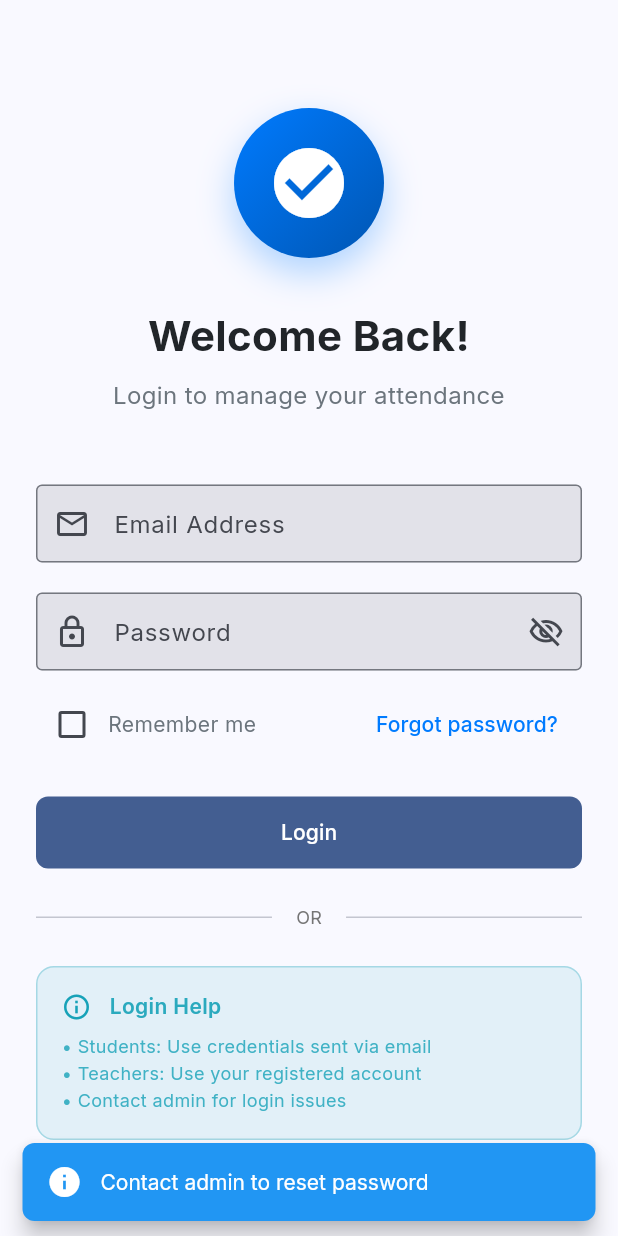
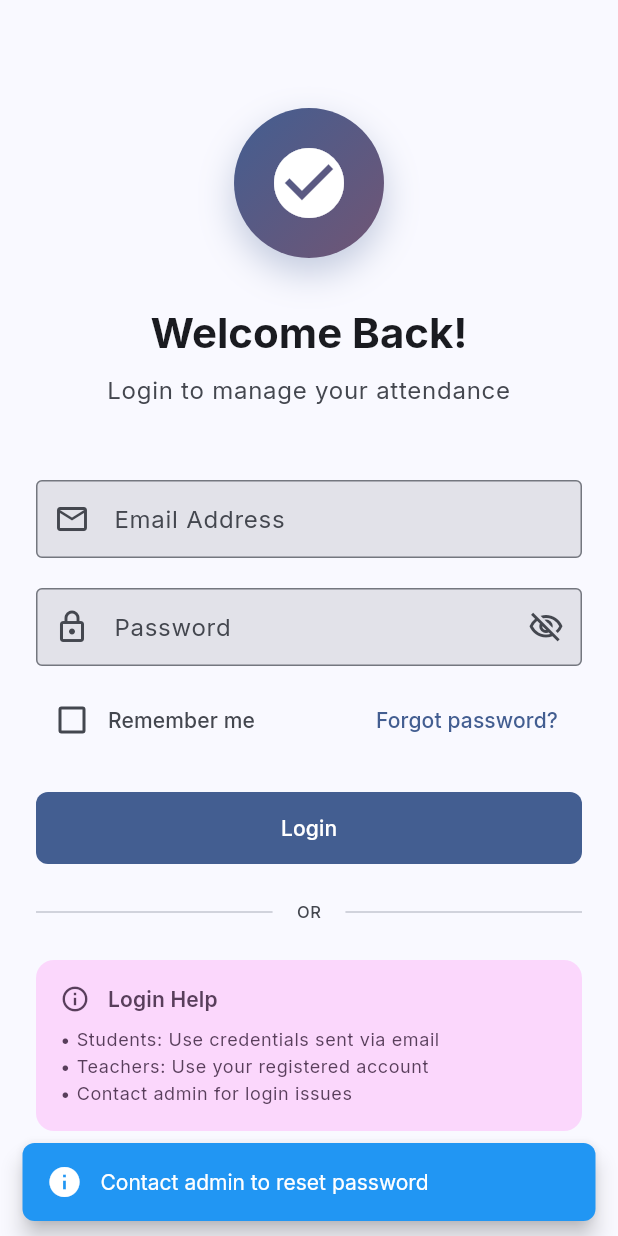
Before and after one commit to Raghav-28-Gupta/attendease-frontend, a Flutter app: the screen it shows after launch, after a tap on "Forgot password?", on a phone screen of 412 x 824 dp. Run offline on Flutter 3.47's test engine with Material 3 defaults, Android fonts, the phone set to English and light mode, and no system bars; drawn by our look-alikes of dynamic_color; our stand-ins replace dartz, dio, file_picker, firebase_core, firebase_messaging, flutter_local_notifications and 10 more; accounts and stored records are empty; generated files the repository leaves out were written again.

Commit message:
improved initial authentication screens for login, change password, and splash.

```diff
--- a/lib/features/auth/presentation/screens/change_password_screen.dart
+++ b/lib/features/auth/presentation/screens/change_password_screen.dart
@@ -1,6 +1,7 @@
 import 'package:flutter/material.dart';
 import 'package:flutter_riverpod/flutter_riverpod.dart';
 import 'package:go_router/go_router.dart';
+import '../../../../core/config/theme/app_spacing.dart';
 import '../../../../core/widgets/app_button.dart';
 import '../../../../core/widgets/app_text_field.dart';
 import '../../../../core/utils/validators.dart';
@@ -60,46 +61,45 @@ class _ChangePasswordScreenState extends ConsumerState<ChangePasswordScreen> {
 
   @override
   Widget build(BuildContext context) {
+    final colorScheme = Theme.of(context).colorScheme;
+    final textTheme = Theme.of(context).textTheme;
+
     return Scaffold(
       appBar: AppBar(
         title: const Text('Change Password'),
       ),
       body: SafeArea(
         child: SingleChildScrollView(
-          padding: const EdgeInsets.all(24),
+          padding: const EdgeInsets.all(AppSpacing.lg),
           child: Form(
             key: _formKey,
             child: Column(
               crossAxisAlignment: CrossAxisAlignment.stretch,
               children: [
-                const SizedBox(height: 24),
-
-                // Info
+                const SizedBox(height: AppSpacing.lg),
                 Container(
-                  padding: const EdgeInsets.all(16),
+                  padding: const EdgeInsets.all(AppSpacing.md),
                   decoration: BoxDecoration(
-                    color: Colors.blue.withAlpha((0.1 * 255).round()),
+                    color: colorScheme.tertiaryContainer,
                     borderRadius: BorderRadius.circular(8),
-                    border: Border.all(
-                      color: Colors.blue.withAlpha((0.3 * 255).round()),
-                    ),
                   ),
-                  child: const Row(
+                  child: Row(
                     children: [
-                      Icon(Icons.info_outline, color: Colors.blue, size: 20),
-                      SizedBox(width: 12),
+                      Icon(Icons.info_outline,
+                          color: colorScheme.onTertiaryContainer, size: 20),
+                      const SizedBox(width: AppSpacing.smd),
                       Expanded(
                         child: Text(
                           'Choose a strong password with at least 8 characters',
-                          style: TextStyle(fontSize: 12),
+                          style: textTheme.bodySmall?.copyWith(
+                            color: colorScheme.onTertiaryContainer,
+                          ),
                         ),
                       ),
                     ],
                   ),
                 ),
-                const SizedBox(height: 32),
-
-                // Old Password
+                const SizedBox(height: AppSpacing.xl),
                 AppTextField(
                   label: 'Current Password',
                   hint: 'Enter your current password',
@@ -109,9 +109,7 @@ class _ChangePasswordScreenState extends ConsumerState<ChangePasswordScreen> {
                   validator: Validators.password,
                   textCapitalization: TextCapitalization.none,
                 ),
-                const SizedBox(height: 20),
-
-                // New Password
+                const SizedBox(height: AppSpacing.mlg),
                 AppTextField(
                   label: 'New Password',
                   hint: 'Enter your new password',
@@ -121,9 +119,7 @@ class _ChangePasswordScreenState extends ConsumerState<ChangePasswordScreen> {
                   validator: Validators.password,
                   textCapitalization: TextCapitalization.none,
                 ),
-                const SizedBox(height: 20),
-
-                // Confirm Password
+                const SizedBox(height: AppSpacing.mlg),
                 AppTextField(
                   label: 'Confirm New Password',
                   hint: 'Re-enter your new password',
@@ -136,10 +132,8 @@ class _ChangePasswordScreenState extends ConsumerState<ChangePasswordScreen> {
                   ),
                   textCapitalization: TextCapitalization.none,
                 ),
-                const SizedBox(height: 32),
-
-                // Change Password Button
-                AppButton(
+                const SizedBox(height: AppSpacing.xl),
+                AppButton.filled(
                   text: 'Change Password',
                   onPressed: _isLoading ? null : _handleChangePassword,
                   isLoading: _isLoading,
--- a/lib/features/auth/presentation/screens/login_screen.dart
+++ b/lib/features/auth/presentation/screens/login_screen.dart
@@ -1,6 +1,6 @@
 import 'package:flutter/material.dart';
 import 'package:flutter_riverpod/flutter_riverpod.dart';
-import '../../../../core/config/theme/app_colors.dart';
+import '../../../../core/config/theme/app_spacing.dart';
 import '../../../../core/widgets/app_button.dart';
 import '../../../../core/widgets/app_text_field.dart';
 import '../../../../core/utils/validators.dart';
@@ -30,7 +30,6 @@ class _LoginScreenState extends ConsumerState<LoginScreen> {
   }
 
   Future<void> _handleLogin() async {
-    // Dismiss keyboard
     FocusScope.of(context).unfocus();
 
     if (!_formKey.currentState!.validate()) return;
@@ -59,7 +58,9 @@ class _LoginScreenState extends ConsumerState<LoginScreen> {
 
   @override
   Widget build(BuildContext context) {
-    // Listen to auth state for additional error handling
+    final colorScheme = Theme.of(context).colorScheme;
+    final textTheme = Theme.of(context).textTheme;
+
     ref.listen<AuthState>(authProvider, (previous, next) {
       next.maybeWhen(
         error: (message) {
@@ -72,15 +73,13 @@ class _LoginScreenState extends ConsumerState<LoginScreen> {
     return Scaffold(
       body: SafeArea(
         child: SingleChildScrollView(
-          padding: const EdgeInsets.all(24),
+          padding: const EdgeInsets.all(AppSpacing.lg),
           child: Form(
             key: _formKey,
             child: Column(
               crossAxisAlignment: CrossAxisAlignment.stretch,
               children: [
-                const SizedBox(height: 48),
-
-                // Logo with Hero animation
+                const SizedBox(height: AppSpacing.xxl),
                 Center(
                   child: Hero(
                     tag: 'app_logo',
@@ -88,50 +87,49 @@ class _LoginScreenState extends ConsumerState<LoginScreen> {
                       width: 100,
                       height: 100,
                       decoration: BoxDecoration(
-                        gradient: AppColors.primaryGradient,
+                        gradient: LinearGradient(
+                          begin: Alignment.topLeft,
+                          end: Alignment.bottomRight,
+                          colors: [
+                            colorScheme.primary,
+                            colorScheme.tertiary,
+                          ],
+                        ),
                         shape: BoxShape.circle,
                         boxShadow: [
                           BoxShadow(
-                            color: AppColors.primary.withAlpha((0.3 * 255).round()),
+                            color: colorScheme.primary.withValues(alpha: 0.3),
                             blurRadius: 20,
                             offset: const Offset(0, 10),
                           ),
                         ],
                       ),
-                      child: const Icon(
+                      child: Icon(
                         Icons.check_circle,
                         size: 56,
-                        color: Colors.white,
+                        color: colorScheme.onPrimary,
                       ),
                     ),
                   ),
                 ),
-                const SizedBox(height: 32),
-
-                // Title
-                const Text(
+                const SizedBox(height: AppSpacing.xl),
+                Text(
                   'Welcome Back!',
-                  style: TextStyle(
-                    fontSize: 28,
+                  style: textTheme.headlineMedium?.copyWith(
                     fontWeight: FontWeight.bold,
-                    color: AppColors.textPrimary,
+                    color: colorScheme.onSurface,
                   ),
                   textAlign: TextAlign.center,
                 ),
-                const SizedBox(height: 8),
-
-                // Subtitle
-                const Text(
+                const SizedBox(height: AppSpacing.sm),
+                Text(
                   'Login to manage your attendance',
-                  style: TextStyle(
-                    fontSize: 16,
-                    color: AppColors.textSecondary,
+                  style: textTheme.bodyLarge?.copyWith(
+                    color: colorScheme.onSurfaceVariant,
                   ),
                   textAlign: TextAlign.center,
                 ),
-                const SizedBox(height: 48),
-
-                // Email Field
+                const SizedBox(height: AppSpacing.xxl),
                 AppTextField(
                   label: 'Email Address',
                   hint: 'your.email@college.edu',
@@ -142,9 +140,7 @@ class _LoginScreenState extends ConsumerState<LoginScreen> {
                   enabled: !_isLoading,
                   textCapitalization: TextCapitalization.none,
                 ),
-                const SizedBox(height: 20),
-
-                // Password Field
+                const SizedBox(height: AppSpacing.mlg),
                 AppTextField(
                   label: 'Password',
                   hint: '••••••••',
@@ -155,13 +151,10 @@ class _LoginScreenState extends ConsumerState<LoginScreen> {
                   enabled: !_isLoading,
                   textCapitalization: TextCapitalization.none,
                 ),
-                const SizedBox(height: 12),
-
-                // Remember Me & Forgot Password Row
+                const SizedBox(height: AppSpacing.smd),
                 Row(
                   mainAxisAlignment: MainAxisAlignment.spaceBetween,
                   children: [
-                    // Remember Me Checkbox
                     Row(
                       children: [
                         Checkbox(
@@ -172,17 +165,14 @@ class _LoginScreenState extends ConsumerState<LoginScreen> {
                                   setState(() => _rememberMe = value ?? false);
                                 },
                         ),
-                        const Text(
+                        Text(
                           'Remember me',
-                          style: TextStyle(
-                            fontSize: 14,
-                            color: AppColors.textSecondary,
+                          style: textTheme.labelLarge?.copyWith(
+                            color: colorScheme.onSurfaceVariant,
                           ),
                         ),
                       ],
                     ),
-
-                    // Forgot Password (future feature)
                     TextButton(
                       onPressed: _isLoading
                           ? null
@@ -192,84 +182,72 @@ class _LoginScreenState extends ConsumerState<LoginScreen> {
                                 'Contact admin to reset password',
                               );
                             },
-                      child: const Text(
+                      child: Text(
                         'Forgot password?',
-                        style: TextStyle(
-                          fontSize: 14,
-                          color: AppColors.primary,
+                        style: textTheme.labelLarge?.copyWith(
+                          color: colorScheme.primary,
                         ),
                       ),
                     ),
                   ],
                 ),
-                const SizedBox(height: 24),
-
-                // Login Button
-                AppButton(
+                const SizedBox(height: AppSpacing.lg),
+                AppButton.filled(
                   text: 'Login',
                   onPressed: _isLoading ? null : _handleLogin,
                   isLoading: _isLoading,
                 ),
-                const SizedBox(height: 24),
-
-                // Divider
+                const SizedBox(height: AppSpacing.lg),
                 Row(
                   children: [
-                    const Expanded(child: Divider()),
+                    Expanded(child: Divider(color: colorScheme.outlineVariant)),
                     Padding(
-                      padding: const EdgeInsets.symmetric(horizontal: 16),
+                      padding:
+                          const EdgeInsets.symmetric(horizontal: AppSpacing.md),
                       child: Text(
                         'OR',
-                        style: TextStyle(
-                          fontSize: 12,
-                          color: Colors.grey[600],
+                        style: textTheme.labelSmall?.copyWith(
+                          color: colorScheme.onSurfaceVariant,
                         ),
                       ),
                     ),
-                    const Expanded(child: Divider()),
+                    Expanded(child: Divider(color: colorScheme.outlineVariant)),
                   ],
                 ),
-                const SizedBox(height: 24),
-
-                // Help Text
+                const SizedBox(height: AppSpacing.lg),
                 Container(
-                  padding: const EdgeInsets.all(16),
+                  padding: const EdgeInsets.all(AppSpacing.md),
                   decoration: BoxDecoration(
-                    color: AppColors.info.withAlpha((0.1 * 255).round()),
+                    color: colorScheme.tertiaryContainer,
                     borderRadius: BorderRadius.circular(12),
-                    border: Border.all(
-                      color: AppColors.info.withAlpha((0.3 * 255).round()),
-                    ),
                   ),
                   child: Column(
                     crossAxisAlignment: CrossAxisAlignment.start,
                     children: [
                       Row(
                         children: [
-                          const Icon(
+                          Icon(
                             Icons.info_outline,
-                            color: AppColors.info,
+                            color: colorScheme.onTertiaryContainer,
                             size: 20,
                           ),
-                          const SizedBox(width: 12),
+                          const SizedBox(width: AppSpacing.smd),
                           Text(
                             'Login Help',
-                            style: TextStyle(
-                              fontSize: 14,
+                            style: textTheme.labelLarge?.copyWith(
                               fontWeight: FontWeight.w600,
-                              color: AppColors.info.withAlpha((0.9 * 255).round()),
+                              color: colorScheme.onTertiaryContainer,
                             ),
                           ),
                         ],
                       ),
-                      const SizedBox(height: 8),
+                      const SizedBox(height: AppSpacing.sm),
                       Text(
                         '• Students: Use credentials sent via email\n'
                         '• Teachers: Use your registered account\n'
                         '• Contact admin for login issues',
-                        style: TextStyle(
-                          fontSize: 12,
-                          color: AppColors.info.withAlpha((0.8 * 255).round()),
+                        style: textTheme.bodySmall?.copyWith(
+                          color: colorScheme.onTertiaryContainer,
                           height: 1.5,
                         ),
                       ),
--- a/lib/features/auth/presentation/screens/splash_screen.dart
+++ b/lib/features/auth/presentation/screens/splash_screen.dart
@@ -1,5 +1,5 @@
 import 'package:flutter/material.dart';
-import '../../../../core/config/theme/app_colors.dart';
+import '../../../../core/config/theme/app_spacing.dart';
 
 class SplashScreen extends StatefulWidget {
   const SplashScreen({super.key});
@@ -41,16 +41,25 @@ class _SplashScreenState extends State<SplashScreen>
 
   @override
   Widget build(BuildContext context) {
+    final colorScheme = Theme.of(context).colorScheme;
+    final textTheme = Theme.of(context).textTheme;
+
     return Scaffold(
       body: Container(
-        decoration: const BoxDecoration(
-          gradient: AppColors.primaryGradient,
+        decoration: BoxDecoration(
+          gradient: LinearGradient(
+            begin: Alignment.topLeft,
+            end: Alignment.bottomRight,
+            colors: [
+              colorScheme.primary,
+              colorScheme.tertiary,
+            ],
+          ),
         ),
         child: Center(
           child: Column(
             mainAxisAlignment: MainAxisAlignment.center,
             children: [
-              // Animated Logo
               ScaleTransition(
                 scale: _scaleAnimation,
                 child: FadeTransition(
@@ -59,57 +68,52 @@ class _SplashScreenState extends State<SplashScreen>
                     width: 120,
                     height: 120,
                     decoration: BoxDecoration(
-                      color: Colors.white,
+                      color: colorScheme.surface,
                       borderRadius: BorderRadius.circular(24),
                       boxShadow: [
                         BoxShadow(
-                          color: Colors.black.withAlpha((0.2 * 255).round()),
+                          color: Colors.black.withValues(alpha: 0.2),
                           blurRadius: 30,
                           offset: const Offset(0, 15),
                         ),
                       ],
                     ),
-                    child: const Icon(
+                    child: Icon(
                       Icons.check_circle,
                       size: 64,
-                      color: AppColors.primary,
+                      color: colorScheme.primary,
                     ),
                   ),
                 ),
               ),
-              const SizedBox(height: 32),
-
-              // Animated Text
+              const SizedBox(height: AppSpacing.xl),
               FadeTransition(
                 opacity: _fadeAnimation,
-                child: const Column(
+                child: Column(
                   children: [
                     Text(
                       'AttendEase',
-                      style: TextStyle(
-                        fontSize: 36,
+                      style: textTheme.displaySmall?.copyWith(
                         fontWeight: FontWeight.bold,
-                        color: Colors.white,
+                        color: colorScheme.onPrimary,
                         letterSpacing: 1.2,
                       ),
                     ),
-                    SizedBox(height: 8),
+                    const SizedBox(height: AppSpacing.sm),
                     Text(
                       'Smart Attendance Management',
-                      style: TextStyle(
-                        fontSize: 16,
-                        color: Colors.white70,
+                      style: textTheme.bodyLarge?.copyWith(
+                        color: colorScheme.onPrimary.withValues(alpha: 0.8),
                         letterSpacing: 0.5,
                       ),
                     ),
                   ],
                 ),
               ),
-              const SizedBox(height: 48),
-
-              // Loading Indicator
-              const CircularProgressIndicator(
-                valueColor: AlwaysStoppedAnimation<Color>(Colors.white),
+              const SizedBox(height: AppSpacing.xxl),
+              CircularProgressIndicator(
+                valueColor:
+                    AlwaysStoppedAnimation<Color>(colorScheme.onPrimary),
                 strokeWidth: 3,
               ),
             ],
```
